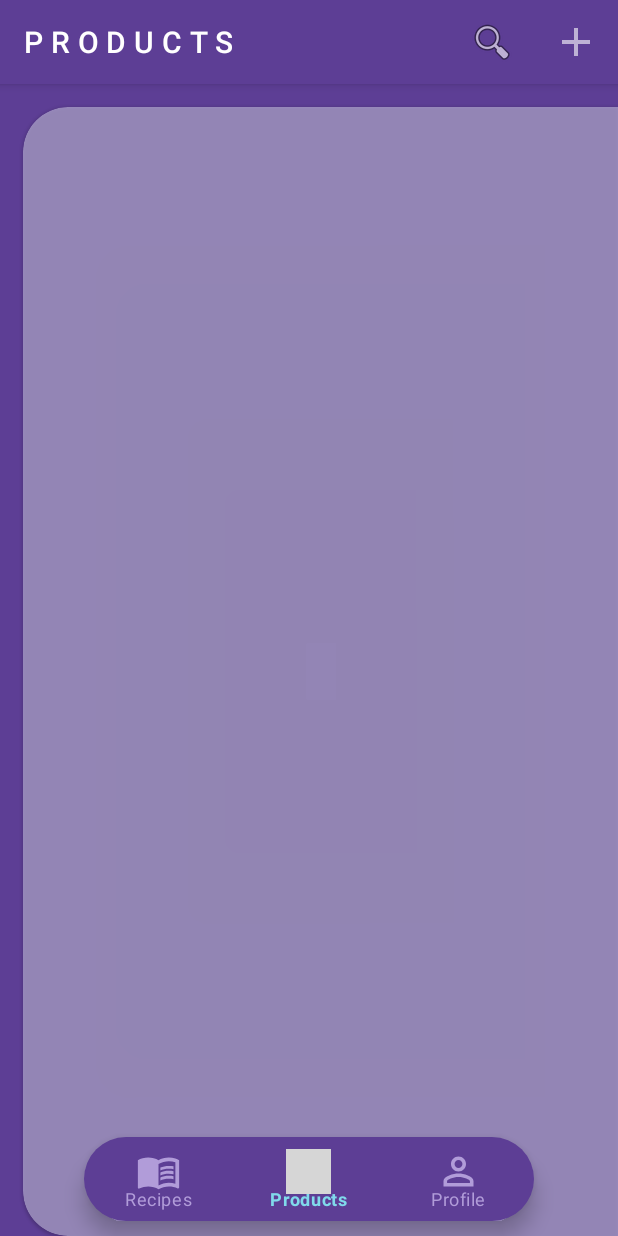
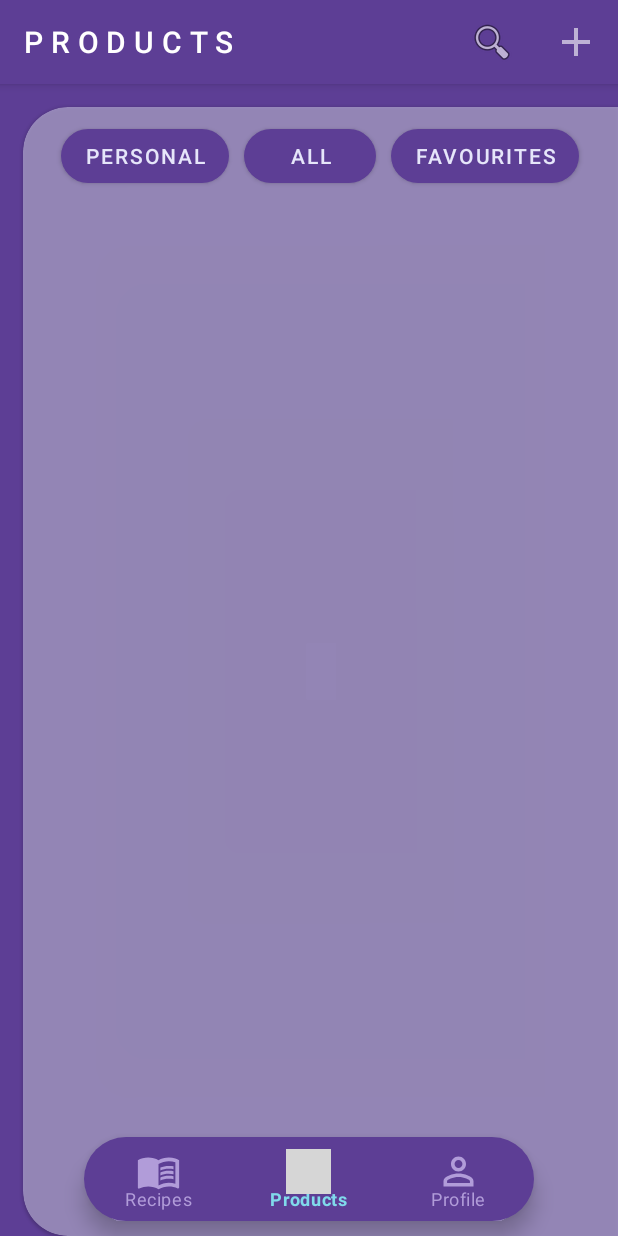
Before and after one commit to AnyaAleks/SmartFridge, an Android app: the fragment ContactsFragment placed in its activity, on a phone screen of 412 x 824 dp. Run offline under Robolectric (Android 15) with nearby library versions, the phone set to English and light mode, and no system bars; our stand-ins replace Firebase (no records; nobody signed in at launch, a user with empty details on screens opened directly), Picasso; pictures from the network do not load; grey boxes are pictures that could not be loaded.

```diff
--- a/app/src/main/res/layout/fragment_contacts.xml
+++ b/app/src/main/res/layout/fragment_contacts.xml
@@ -29,15 +29,53 @@
             android:layout_width="match_parent"
             android:layout_height="match_parent">
 
+            <LinearLayout
+                android:id="@+id/linearLayout5"
+                android:layout_width="match_parent"
+                android:layout_height="wrap_content"
+                android:gravity="center"
+                android:orientation="horizontal"
+                app:layout_constraintBottom_toTopOf="@+id/recyclerViewContactsFragment"
+                app:layout_constraintEnd_toEndOf="parent"
+
+                app:layout_constraintHorizontal_bias="0.0"
+                app:layout_constraintStart_toStartOf="parent"
+                app:layout_constraintTop_toTopOf="parent"
+                app:layout_constraintVertical_bias="0.136">
+
+                <com.google.android.material.button.MaterialButton
+                    android:layout_width="wrap_content"
+                    android:layout_height="wrap_content"
+                    android:text="@string/personal"
+                    app:cornerRadius="30dp" />
+
+                <com.google.android.material.button.MaterialButton
+                    android:layout_width="wrap_content"
+                    android:layout_height="wrap_content"
+                    android:layout_marginLeft="10dp"
+                    android:layout_marginRight="10dp"
+                    android:text="@string/all"
+                    app:cornerRadius="30dp" />
+
+                <com.google.android.material.button.MaterialButton
+                    android:layout_width="wrap_content"
+                    android:layout_height="wrap_content"
+                    android:text="@string/favourites"
+                    app:cornerRadius="30dp" />
+            </LinearLayout>
+
             <androidx.recyclerview.widget.RecyclerView
                 android:id="@+id/recyclerViewContactsFragment"
                 android:layout_width="0dp"
                 android:layout_height="match_parent"
                 android:layout_marginBottom="60dp"
+                android:layout_marginTop="50dp"
                 app:layout_constraintBottom_toBottomOf="parent"
                 app:layout_constraintEnd_toEndOf="parent"
+                app:layout_constraintHorizontal_bias="0.0"
                 app:layout_constraintStart_toStartOf="parent"
-                app:layout_constraintTop_toTopOf="parent" />
+                app:layout_constraintTop_toTopOf="parent"
+                app:layout_constraintVertical_bias="1.0" />
 
         </androidx.constraintlayout.widget.ConstraintLayout>
 
--- a/app/src/main/res/values/strings.xml
+++ b/app/src/main/res/values/strings.xml
@@ -65,4 +65,7 @@
     <string name="future_update">"Group chats will be available in the next update"</string>
     <string name="unread_message">"You have new message"</string>
     <string name="save">"Save"</string>
+    <string name="favourites">"Favourites"</string>
+    <string name="personal">"Personal"</string>
+    <string name="all">"All"</string>
 </resources>
--- a/app/src/main/res/values/styles.xml
+++ b/app/src/main/res/values/styles.xml
@@ -166,4 +166,6 @@
         <item name="android:textColor">@color/light_pastel_purple_dark</item>
     </style>
 
+
+
 </resources>
```
Also changed, not shown: 1 other file.
